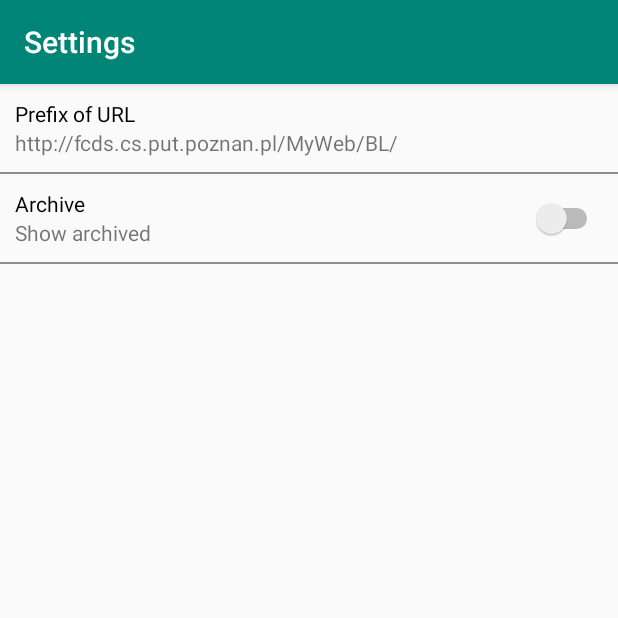
After one commit to weronikagulij/BrickManager, an Android app: the SettingsActivity screen opened directly, with no data from a screen before it, on a phone screen of 412 x 824 dp, the top half of it. The commit adds this screen. Run offline under Robolectric (Android 15) with nearby library versions, the phone set to English and light mode, and no system bars; network calls fail.

Commit message:
App finished

```diff
--- a/app/src/main/AndroidManifest.xml
+++ b/app/src/main/AndroidManifest.xml
@@ -3,6 +3,7 @@
     package="com.ubi.bricklist">
 
     <uses-permission android:name="android.permission.INTERNET" />
+    <uses-permission android:name="android.permission.WRITE_EXTERNAL_STORAGE" />
 
     <application
         android:allowBackup="true"
@@ -11,7 +12,9 @@
         android:roundIcon="@mipmap/ic_launcher_round"
         android:supportsRtl="true"
         android:theme="@style/AppTheme">
-        <activity android:name=".ItemMain"></activity>
+        <activity android:name=".ChangeUrlActivity"></activity>
+        <activity android:name=".SettingsActivity" />
+        <activity android:name=".ItemMain" />
         <activity android:name=".ProjectActivity" />
         <activity android:name=".AddProjectActivity" />
         <activity
--- a/app/src/main/java/com/ubi/bricklist/AddProjectActivity.kt
+++ b/app/src/main/java/com/ubi/bricklist/AddProjectActivity.kt
@@ -21,12 +21,13 @@ class AddProjectActivity : AppCompatActivity() {
     private val tag = "mymsg"
 
     override fun onCreate(savedInstanceState: Bundle?) {
+        title = "Add a project"
+
         super.onCreate(savedInstanceState)
         setContentView(R.layout.activity_add_project)
     }
 
     fun addProject(v: View) {
-        Log.d(tag, nameInput.text.toString())
         val xmlParser = XMLparser(this, addMessage, nameInput.text.toString(), xmlInput.text.toString())
         xmlParser.getProjectListFromUrl()
     }
--- /dev/null
+++ b/app/src/main/java/com/ubi/bricklist/SettingsActivity.kt
@@ -0,0 +1,74 @@
+package com.ubi.bricklist
+
+import android.app.Activity
+import android.content.Context
+import android.content.Intent
+import android.os.Build
+import androidx.appcompat.app.AppCompatActivity
+import android.os.Bundle
+import android.transition.Slide
+import android.transition.TransitionManager
+import android.util.Log
+import android.view.Gravity
+import android.view.LayoutInflater
+import android.view.View
+import android.widget.Button
+import kotlinx.android.synthetic.main.activity_settings.*
+import android.widget.CompoundButton
+import android.widget.LinearLayout
+import android.widget.PopupWindow
+import com.ubi.bricklist.utilities.UserSettings
+
+
+class SettingsActivity : AppCompatActivity() {
+
+    private val tag = "mymsg"
+    private val REQUEST_CODE = 10000
+
+    override fun onCreate(savedInstanceState: Bundle?) {
+        title = "Settings"
+
+        super.onCreate(savedInstanceState)
+        setContentView(R.layout.activity_settings)
+
+        prefixText.text = UserSettings.xmlUrl
+
+        if(UserSettings.showingActive) {
+            archivedSwitch.isChecked = true
+            showArchivedText.text = "Hide archived"
+        }
+
+        archivedSwitch.setOnCheckedChangeListener { _, isChecked ->
+            if(isChecked) {
+                UserSettings.showingActive = true
+                showArchivedText.text = "Hide archived"
+            } else {
+                UserSettings.showingActive = false
+                showArchivedText.text = "Show archived"
+            }
+        }
+    }
+
+    fun changePrefix(v: View) {
+        val intent = Intent(this, ChangeUrlActivity::class.java)
+        startActivityForResult(intent, REQUEST_CODE)
+    }
+
+    override fun onActivityResult(requestCode: Int, resultCode: Int, data: Intent?) {
+        if((requestCode==REQUEST_CODE)
+            && (resultCode == Activity.RESULT_OK)) {
+            if(data != null) {
+                prefixText.text = UserSettings.xmlUrl
+            }
+        }
+
+        super.onActivityResult(requestCode, resultCode, data)
+    }
+
+    override fun finish() {
+        val data = Intent()
+        setResult(Activity.RESULT_OK, data)
+
+        super.finish()
+    }
+}
--- a/app/src/main/java/com/ubi/bricklist/classes/inventory/Inventory.kt
+++ b/app/src/main/java/com/ubi/bricklist/classes/inventory/Inventory.kt
@@ -1,5 +1,6 @@
 package com.ubi.bricklist.classes.inventory
 
+import com.ubi.bricklist.utilities.GlobalVariables
 import java.text.SimpleDateFormat
 import java.util.*
 import kotlin.collections.ArrayList
@@ -23,7 +24,7 @@ class Inventory {
     constructor(name: String) {
         this.name = name
 
-        val dateFormat = SimpleDateFormat("dd-MM-yyyy hh:mm")
+        val dateFormat = SimpleDateFormat(GlobalVariables.dateFromat)
         this.lastAccesed = dateFormat.format(Date())
     }
 
--- a/app/src/main/java/com/ubi/bricklist/utilities/GlobalVariables.kt
+++ b/app/src/main/java/com/ubi/bricklist/utilities/GlobalVariables.kt
@@ -3,11 +3,12 @@ package com.ubi.bricklist.utilities
 import com.ubi.bricklist.classes.inventory.Inventory
 
 object GlobalVariables {
-    val xmlUrl = "http://fcds.cs.put.poznan.pl/MyWeb/BL/"
     val legoImgUrl = "https://www.lego.com/service/bricks/5/2/"
     val bricklinkImgUrl = "http://img.bricklink.com/P/"
     val bricklinkImgOldUrl = "https://www.bricklink.com/PL/"
     val defaultLegoImg = "https://i.imgur.com/xEh9Vnt.jpg"
     val dbHandler: DBHandler = DBHandler()
     var currentInventory: Inventory = Inventory("")
+
+    val dateFromat = "dd-MM-yyyy HH:mm:ss"
 }
--- /dev/null
+++ b/app/src/main/java/com/ubi/bricklist/utilities/UserSettings.kt
@@ -0,0 +1,6 @@
+package com.ubi.bricklist.utilities
+
+object UserSettings {
+    var showingActive: Boolean = false
+    var xmlUrl = "http://fcds.cs.put.poznan.pl/MyWeb/BL/"
+}
--- /dev/null
+++ b/app/src/main/res/layout/activity_settings.xml
@@ -0,0 +1,94 @@
+<?xml version="1.0" encoding="utf-8"?>
+<androidx.constraintlayout.widget.ConstraintLayout xmlns:android="http://schemas.android.com/apk/res/android"
+    xmlns:app="http://schemas.android.com/apk/res-auto"
+    xmlns:tools="http://schemas.android.com/tools"
+    android:layout_width="match_parent"
+    android:layout_height="match_parent"
+    tools:context=".SettingsActivity">
+
+    <LinearLayout
+        android:id="@+id/rootLayout"
+        android:layout_width="0dp"
+        android:layout_height="0dp"
+        android:orientation="vertical"
+        app:layout_constraintBottom_toBottomOf="parent"
+        app:layout_constraintEnd_toEndOf="parent"
+        app:layout_constraintStart_toStartOf="parent"
+        app:layout_constraintTop_toTopOf="parent">
+
+        <LinearLayout
+            android:layout_width="match_parent"
+            android:layout_height="wrap_content"
+            android:clickable="true"
+            android:onClick="changePrefix"
+            android:orientation="vertical"
+            android:padding="10dp">
+
+            <TextView
+                android:id="@+id/textView3"
+                android:layout_width="match_parent"
+                android:layout_height="wrap_content"
+                android:text="Prefix of URL"
+                android:textColor="#000000" />
+
+            <TextView
+                android:id="@+id/prefixText"
+                android:layout_width="match_parent"
+                android:layout_height="wrap_content" />
+
+        </LinearLayout>
+
+        <View
+            android:id="@+id/view2"
+            android:layout_width="match_parent"
+            android:layout_height="1dp"
+            android:background="#6F000000"></View>
+
+        <LinearLayout
+            android:layout_width="match_parent"
+            android:layout_height="wrap_content"
+            android:layout_margin="10dp"
+            android:orientation="vertical">
+
+            <LinearLayout
+                android:layout_width="match_parent"
+                android:layout_height="match_parent"
+                android:orientation="horizontal">
+
+                <LinearLayout
+                    android:layout_width="wrap_content"
+                    android:layout_height="match_parent"
+                    android:layout_weight="1"
+                    android:orientation="vertical">
+
+                    <TextView
+                        android:id="@+id/textView5"
+                        android:layout_width="wrap_content"
+                        android:layout_height="wrap_content"
+                        android:text="Archive"
+                        android:textColor="#000000" />
+
+                    <TextView
+                        android:id="@+id/showArchivedText"
+                        android:layout_width="wrap_content"
+                        android:layout_height="wrap_content"
+                        android:text="Show archived" />
+                </LinearLayout>
+
+                <Switch
+                    android:id="@+id/archivedSwitch"
+                    android:layout_width="wrap_content"
+                    android:layout_height="match_parent" />
+
+            </LinearLayout>
+
+        </LinearLayout>
+
+        <View
+            android:id="@+id/view4"
+            android:layout_width="match_parent"
+            android:layout_height="1dp"
+            android:background="#6F000000"></View>
+
+    </LinearLayout>
+</androidx.constraintlayout.widget.ConstraintLayout>
--- a/app/src/main/res/layout/main_item.xml
+++ b/app/src/main/res/layout/main_item.xml
@@ -54,7 +54,7 @@
                         android:textStyle="bold" />
 
                     <TextView
-                        android:id="@+id/textView6"
+                        android:id="@+id/showArchivedText"
                         android:layout_width="wrap_content"
                         android:layout_height="wrap_content"
                         android:layout_marginRight="7dp"
```
Also changed, not shown: app/src/main/java/com/ubi/bricklist/ChangeUrlActivity.kt (added, +37 -0 lines), app/src/main/java/com/ubi/bricklist/MainActivity.kt (+17 -5 lines), app/src/main/java/com/ubi/bricklist/ProjectActivity.kt (+107 -68 lines), app/src/main/java/com/ubi/bricklist/classes/XMLparser/XMLparser.kt (+3 -4 lines), app/src/main/java/com/ubi/bricklist/classes/inventory/MainAdapter.kt (added, +118 -0 lines), app/src/main/java/com/ubi/bricklist/utilities/DBHandler.kt (+19 -38 lines), app/src/main/res/layout/activity_add_project.xml (+1 -16 lines), app/src/main/res/layout/activity_change_url.xml (added, +53 -0 lines), app/src/main/res/layout/activity_project.xml (+23 -0 lines).
